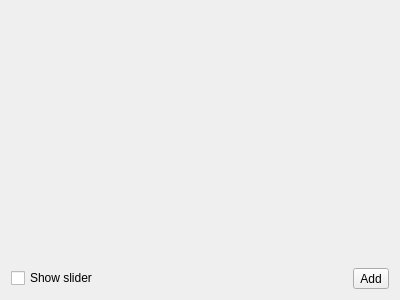
Above: interface/sliderwidget.ui from Kuszki/AVR-Monitor before the change. Below: the same form after it.
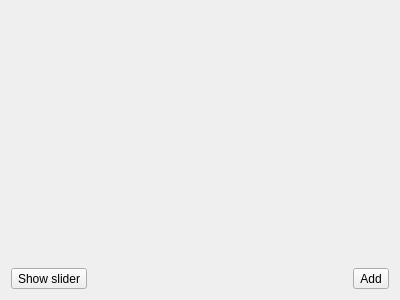
That is the form after the change. Icons and pictures are not drawn.

```diff
--- a/interface/sliderwidget.ui
+++ b/interface/sliderwidget.ui
@@ -35,13 +35,6 @@
      </property>
     </spacer>
    </item>
-   <item row="1" column="0">
-    <widget class="QCheckBox" name="sliderCheck">
-     <property name="text">
-      <string>Show slider</string>
-     </property>
-    </widget>
-   </item>
    <item row="0" column="0" colspan="3">
     <widget class="QScrollArea" name="scrollArea">
      <property name="frameShape">
@@ -63,6 +56,20 @@
      </widget>
     </widget>
    </item>
+   <item row="1" column="0">
+    <widget class="QToolButton" name="sliderCheck">
+     <property name="text">
+      <string>Show slider</string>
+     </property>
+     <property name="icon">
+      <iconset theme="object-flip-horizontal">
+       <normaloff>.</normaloff>.</iconset>
+     </property>
+     <property name="checkable">
+      <bool>true</bool>
+     </property>
+    </widget>
+   </item>
   </layout>
  </widget>
  <tabstops>
```
Left out of the diff: 2 changed lines with no effect on the pictures.
